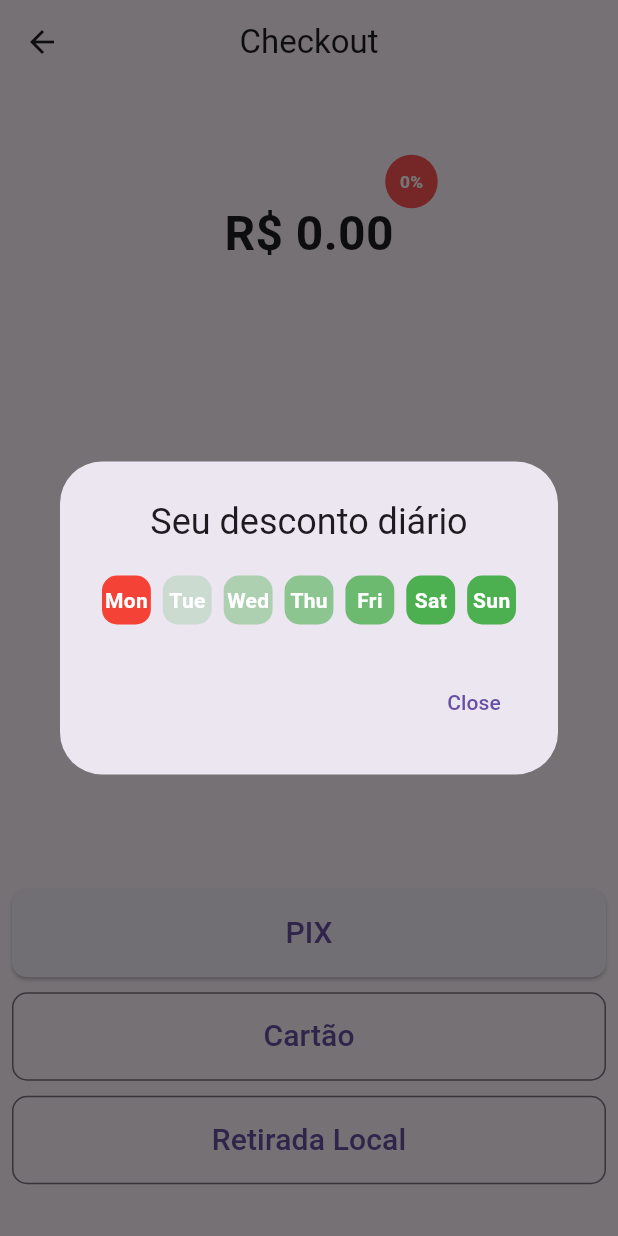
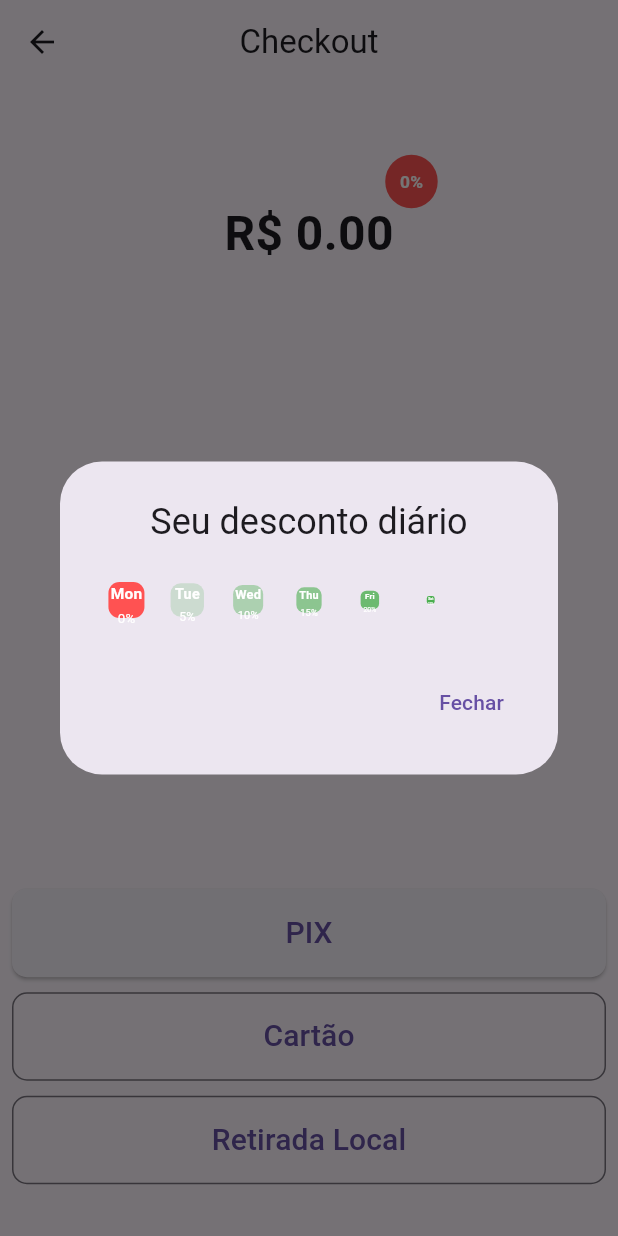
Before and after one commit to jvcss/padaria_dona_rosa, a Flutter app: the CheckoutScreen screen opened directly with empty values, after a tap on an icon or button, on a phone screen of 412 x 824 dp. Run offline on Flutter 3.47's test engine with Material 3 defaults, Android fonts, the phone set to English and light mode, and no system bars.

Commit message:
feat: animate discount calender

```diff
--- a/lib/checkout_screen.dart
+++ b/lib/checkout_screen.dart
@@ -1,6 +1,5 @@
 import 'package:flutter/material.dart';
-import 'package:flutter/widgets.dart';
-import 'package:intl/intl.dart';
+import 'package:padaria_dona_rosa/discount_calendar_dialog.dart';
 
 class CheckoutScreen extends StatefulWidget {
   final double totalAmount;
@@ -42,69 +41,55 @@ class _CheckoutScreenState extends State<CheckoutScreen> with SingleTickerProvid
     showDialog(
       context: context,
       builder: (BuildContext context) {
-        return AlertDialog(
-          title: const Text(
-            'Seu desconto diário',
-            textAlign: TextAlign.center,
-          ), // Custom title for the dialog
-          content: _buildDiscountCalendar(), // Build the custom calendar here
-          actions: [
-            TextButton(
-              onPressed: () {
-                Navigator.of(context).pop();
-              },
-              child: const Text('Close'),
-            ),
-          ],
-        );
+        return const DiscountCalendarDialog(); // Use the new dialog widget
       },
     );
   }
 
-  // Widget for building the custom discount calendar
-  Widget _buildDiscountCalendar() {
-    final DateTime now = DateTime.now();
-    //final int currentDayOfWeek = now.weekday;
-    // Current day of the week (1 = Monday, 7 = Sunday)
+  // // Widget for building the custom discount calendar
+  // Widget _buildDiscountCalendar() {
+  //   final DateTime now = DateTime.now();
+  //   //final int currentDayOfWeek = now.weekday;
+  //   // Current day of the week (1 = Monday, 7 = Sunday)
 
-    return SizedBox(
-      width: double.maxFinite,
-      child: GridView.builder(
-        shrinkWrap: true,
-        itemCount: 7, // Let's assume we're showing one week (7 days)
-        gridDelegate: const SliverGridDelegateWithFixedCrossAxisCount(
-          crossAxisCount: 7, // 7 columns for 7 days of the week
-        ),
-        itemBuilder: (context, index) {
-          DateTime day = now.add(Duration(days: index)); // Calculate each day in the week
+  //   return SizedBox(
+  //     width: double.maxFinite,
+  //     child: GridView.builder(
+  //       shrinkWrap: true,
+  //       itemCount: 7, // Let's assume we're showing one week (7 days)
+  //       gridDelegate: const SliverGridDelegateWithFixedCrossAxisCount(
+  //         crossAxisCount: 7, // 7 columns for 7 days of the week
+  //       ),
+  //       itemBuilder: (context, index) {
+  //         DateTime day = now.add(Duration(days: index)); // Calculate each day in the week
 
-          // Define the color of each day based on its relative position
-          Color dayColor;
-          if (index == 0) {
-            dayColor = Colors.red; // Today: no discount
-          } else if (index > 0 && index <= 5) {
-            dayColor = Colors.green.withOpacity(index * 0.2); // Gradually more green up to 5th day
-          } else {
-            dayColor = Colors.green; // After 5 days, fully green
-          }
+  //         // Define the color of each day based on its relative position
+  //         Color dayColor;
+  //         if (index == 0) {
+  //           dayColor = Colors.red; // Today: no discount
+  //         } else if (index > 0 && index <= 5) {
+  //           dayColor = Colors.green.withOpacity(index * 0.2); // Gradually more green up to 5th day
+  //         } else {
+  //           dayColor = Colors.green; // After 5 days, fully green
+  //         }
 
-          return Container(
-            margin: const EdgeInsets.all(4),
-            decoration: BoxDecoration(
-              color: dayColor,
-              borderRadius: BorderRadius.circular(10),
-            ),
-            child: Center(
-              child: Text(
-                DateFormat.E().format(day), // Display the day name (Mon, Tue, etc.)
-                style: const TextStyle(color: Colors.white, fontWeight: FontWeight.bold),
-              ),
-            ),
-          );
-        },
-      ),
-    );
-  }
+  //         return Container(
+  //           margin: const EdgeInsets.all(4),
+  //           decoration: BoxDecoration(
+  //             color: dayColor,
+  //             borderRadius: BorderRadius.circular(10),
+  //           ),
+  //           child: Center(
+  //             child: Text(
+  //               DateFormat.E().format(day), // Display the day name (Mon, Tue, etc.)
+  //               style: const TextStyle(color: Colors.white, fontWeight: FontWeight.bold),
+  //             ),
+  //           ),
+  //         );
+  //       },
+  //     ),
+  //   );
+  // }
 
   @override
   Widget build(BuildContext context) {
--- /dev/null
+++ b/lib/discount_calendar_dialog.dart
@@ -0,0 +1,105 @@
+// New widget for the Discount Calendar
+import 'package:flutter/material.dart';
+import 'package:intl/intl.dart';
+
+class DiscountCalendarDialog extends StatefulWidget {
+  const DiscountCalendarDialog({super.key});
+
+  @override
+  DiscountCalendarDialogState createState() => DiscountCalendarDialogState();
+}
+
+class DiscountCalendarDialogState extends State<DiscountCalendarDialog> with TickerProviderStateMixin {
+  late AnimationController _calendarAnimationController;
+
+  @override
+  void initState() {
+    super.initState();
+    _calendarAnimationController = AnimationController(
+      vsync: this,
+      duration: const Duration(seconds: 2),
+    )..forward(); // Start the animation when the dialog opens
+  }
+
+  @override
+  void dispose() {
+    _calendarAnimationController.dispose();
+    super.dispose();
+  }
+
+  @override
+  Widget build(BuildContext context) {
+    return AlertDialog(
+      title: const Text(
+        'Seu desconto diário',
+        textAlign: TextAlign.center,
+      ),
+      content: _buildAnimatedCalendar(),
+      actions: [
+        TextButton(
+          onPressed: () {
+            Navigator.of(context).pop();
+          },
+          child: const Text('Fechar'),
+        ),
+      ],
+    );
+  }
+
+  // Build the calendar with animations for each day
+  Widget _buildAnimatedCalendar() {
+    final DateTime now = DateTime.now();
+    return SizedBox(
+      width: double.maxFinite,
+      child: GridView.builder(
+        shrinkWrap: true,
+        itemCount: 7,
+        gridDelegate: const SliverGridDelegateWithFixedCrossAxisCount(
+          crossAxisCount: 7, // 7 days in a week
+        ),
+        itemBuilder: (context, index) {
+          DateTime day = now.add(Duration(days: index));
+          // Define the color of each day based on discount rules
+          Color dayColor;
+          double dayDiscount = index == 0 ? 0 : (index * 5).toDouble();
+          if (index == 0) {
+            dayColor = Colors.redAccent; // No discount today
+          } else {
+            dayColor = Colors.green.withOpacity(index * 0.2); // Gradual green for future days
+          }
+
+          return ScaleTransition(
+            scale: CurvedAnimation(
+              parent: _calendarAnimationController,
+              curve: Interval(0.1 * index, 1.0, curve: Curves.easeOut),
+            ),
+            child: Container(
+              margin: const EdgeInsets.all(4),
+              decoration: BoxDecoration(
+                color: dayColor,
+                borderRadius: BorderRadius.circular(10),
+              ),
+              child: Center(
+                child: Column(
+                  mainAxisAlignment: MainAxisAlignment.center,
+                  children: [
+                    Text(
+                      DateFormat.E().format(day), // Day name (Mon, Tue, etc.)
+                      style: const TextStyle(color: Colors.white, fontWeight: FontWeight.bold),
+                    ),
+                    const SizedBox(height: 4),
+                    // Show discount for each day
+                    Text(
+                      '${dayDiscount.toStringAsFixed(0)}%',
+                      style: const TextStyle(color: Colors.white, fontSize: 12),
+                    ),
+                  ],
+                ),
+              ),
+            ),
+          );
+        },
+      ),
+    );
+  }
+}
```
